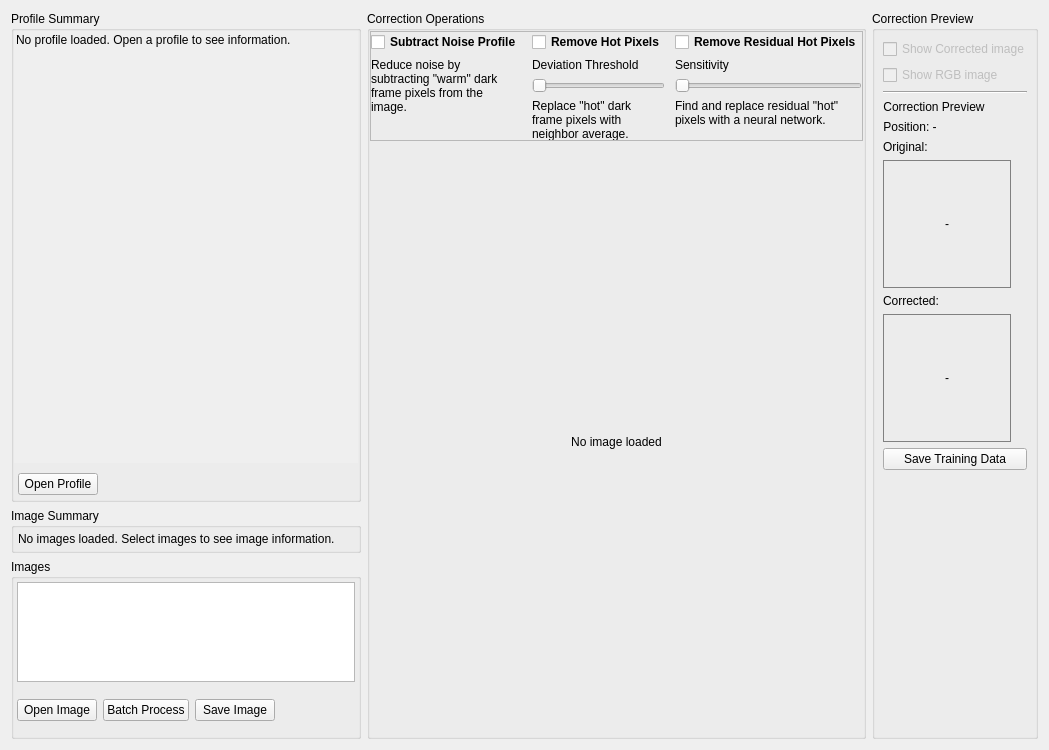
Before: the Qt Designer form src/hotpixels/ui/image_correction_tab.ui in gkyle/hotpixels, drawn with Qt 5.
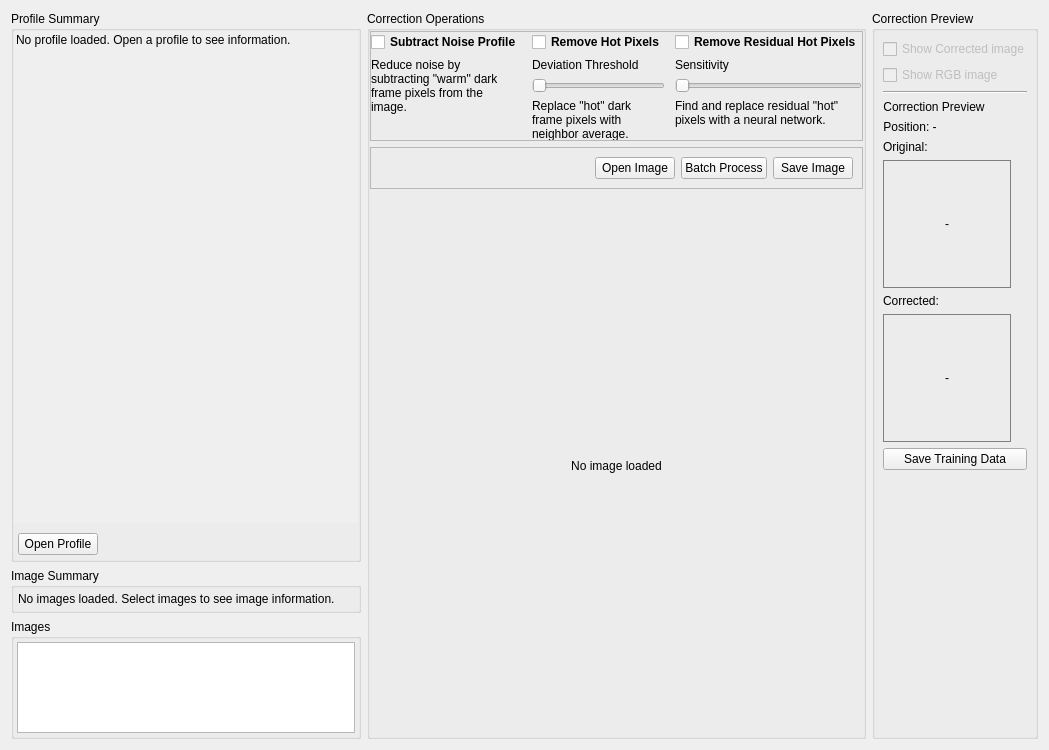
After: the same form once the commit is applied.

Commit message: UI: Show image correction progress

```diff
--- a/src/hotpixels/ui/image_correction_tab.ui
+++ b/src/hotpixels/ui/image_correction_tab.ui
@@ -119,7 +119,7 @@
                   <x>0</x>
                   <y>0</y>
                   <width>348</width>
-                  <height>476</height>
+                  <height>536</height>
                  </rect>
                 </property>
                 <layout class="QVBoxLayout" name="statisticsScrollLayout">
@@ -267,7 +267,7 @@
             <property name="maximumSize">
              <size>
               <width>16777215</width>
-              <height>180</height>
+              <height>120</height>
              </size>
             </property>
             <property name="title">
@@ -302,83 +302,6 @@
                </property>
               </widget>
              </item>
-             <item>
-              <widget class="QFrame" name="frame_imageButtons">
-               <property name="minimumSize">
-                <size>
-                 <width>0</width>
-                 <height>0</height>
-                </size>
-               </property>
-               <property name="maximumSize">
-                <size>
-                 <width>16777215</width>
-                 <height>100</height>
-                </size>
-               </property>
-               <property name="frameShape">
-                <enum>QFrame::NoFrame</enum>
-               </property>
-               <property name="frameShadow">
-                <enum>QFrame::Plain</enum>
-               </property>
-               <layout class="QVBoxLayout" name="verticalLayout_2">
-                <property name="leftMargin">
-                 <number>0</number>
-                </property>
-                <property name="topMargin">
-                 <number>0</number>
-                </property>
-                <property name="rightMargin">
-                 <number>0</number>
-                </property>
-                <property name="bottomMargin">
-                 <number>0</number>
-                </property>
-                <item>
-                 <layout class="QHBoxLayout" name="resultButtonsLayout">
-                  <item>
-                   <widget class="QPushButton" name="openOriginalButton">
-                    <property name="enabled">
-                     <bool>true</bool>
-                    </property>
-                    <property name="text">
-                     <string>Open Image</string>
-                    </property>
-                   </widget>
-                  </item>
-                  <item>
-                   <widget class="QPushButton" name="batchProcessButton">
-                    <property name="text">
-                     <string>Batch Process</string>
-                    </property>
-                   </widget>
-                  </item>
-                  <item>
-                   <widget class="QPushButton" name="saveButton">
-                    <property name="text">
-                     <string>Save Image</string>
-                    </property>
-                   </widget>
-                  </item>
-                  <item>
-                   <spacer name="resultButtonsSpacer">
-                    <property name="orientation">
-                     <enum>Qt::Horizontal</enum>
-                    </property>
-                    <property name="sizeHint" stdset="0">
-                     <size>
-                      <width>40</width>
-                      <height>20</height>
-                     </size>
-                    </property>
-                   </spacer>
-                  </item>
-                 </layout>
-                </item>
-               </layout>
-              </widget>
-             </item>
             </layout>
            </widget>
           </item>
@@ -391,7 +314,7 @@
         <property name="title">
          <string>Correction Operations</string>
         </property>
-        <layout class="QVBoxLayout" name="verticalLayout_8" stretch="0,1">
+        <layout class="QVBoxLayout" name="verticalLayout_8" stretch="0,0,1">
          <property name="leftMargin">
           <number>0</number>
          </property>
@@ -663,6 +586,55 @@
            </layout>
           </widget>
          </item>
+         <item>
+          <widget class="QFrame" name="frame_2">
+           <property name="frameShape">
+            <enum>QFrame::StyledPanel</enum>
+           </property>
+           <property name="frameShadow">
+            <enum>QFrame::Raised</enum>
+           </property>
+           <layout class="QHBoxLayout" name="horizontalLayout">
+            <item>
+             <spacer name="resultButtonsSpacer">
+              <property name="orientation">
+               <enum>Qt::Horizontal</enum>
+              </property>
+              <property name="sizeHint" stdset="0">
+               <size>
+                <width>40</width>
+                <height>20</height>
+               </size>
+              </property>
+             </spacer>
+            </item>
+            <item>
+             <widget class="QPushButton" name="openOriginalButton">
+              <property name="enabled">
+               <bool>true</bool>
+              </property>
+              <property name="text">
+               <string>Open Image</string>
+              </property>
+             </widget>
+            </item>
+            <item>
+             <widget class="QPushButton" name="batchProcessButton">
+              <property name="text">
+               <string>Batch Process</string>
+              </property>
+             </widget>
+            </item>
+            <item>
+             <widget class="QPushButton" name="saveButton">
+              <property name="text">
+               <string>Save Image</string>
+              </property>
+             </widget>
+            </item>
+           </layout>
+          </widget>
+         </item>
          <item>
           <widget class="QFrame" name="imageFrame">
            <property name="orientation" stdset="0">
```
The commit also changes 3 other files.
